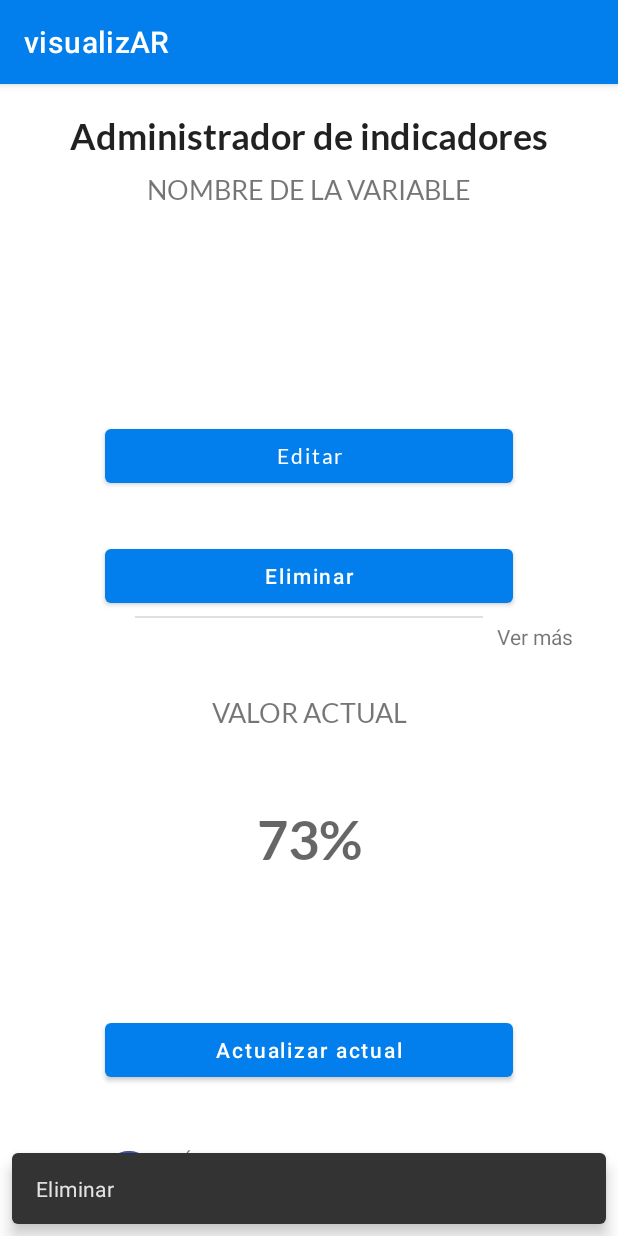
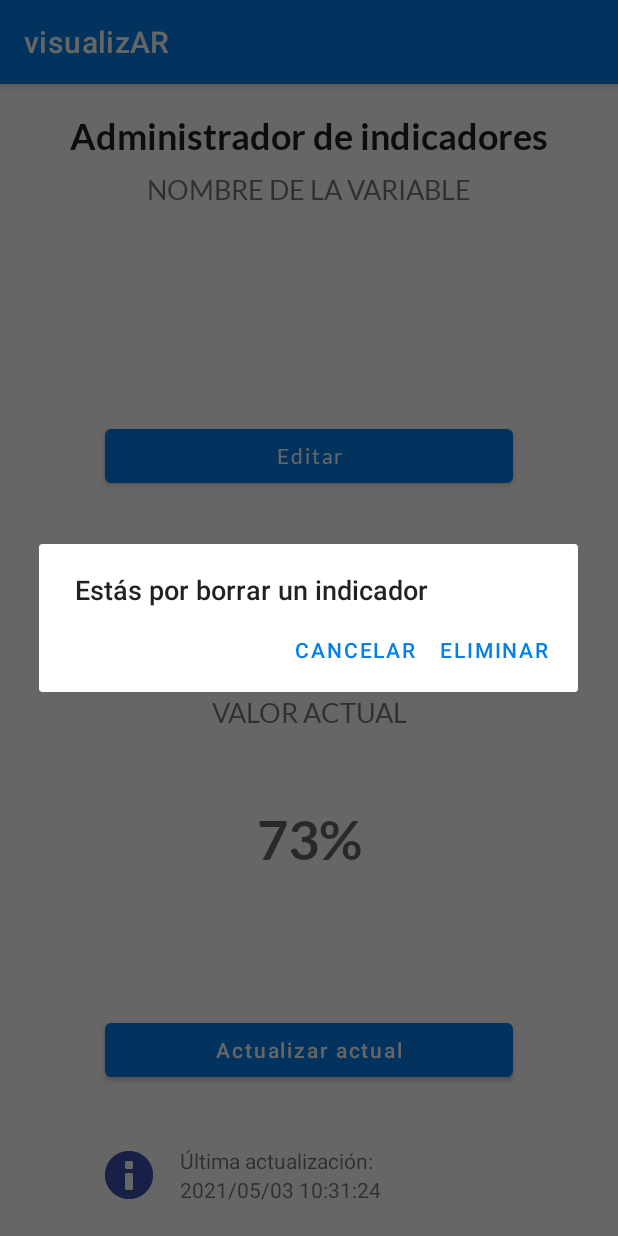
Before and after one commit to emi-carlucci/visualizAR, an Android app: the fragment_acciones screen opened through its navigation route, after a tap on "Eliminar", on a phone screen of 412 x 824 dp. Run offline under Robolectric (Android 15) with nearby library versions, the phone set to English and light mode, and no system bars.

Commit message:
confirm dialog en acciones

```diff
--- a/app/src/main/java/com/example/visualizar/fragment_acciones.kt
+++ b/app/src/main/java/com/example/visualizar/fragment_acciones.kt
@@ -1,5 +1,7 @@
 package com.example.visualizar
 
+import android.app.AlertDialog
+import android.content.DialogInterface
 import android.os.Bundle
 import androidx.fragment.app.Fragment
 import android.view.LayoutInflater
@@ -77,7 +79,16 @@ class fragment_acciones : Fragment() {
             v.findNavController().navigate(action)
         }
         btnDelete.setOnClickListener{
-            Snackbar.make(v, btnDelete.text, Snackbar.LENGTH_SHORT).show()
+            var builder = AlertDialog.Builder(activity)
+            builder.setTitle(getString(R.string.confirm_delete))
+            builder.setPositiveButton(getString(R.string.delete), DialogInterface.OnClickListener { dialog, id ->
+                dialog.cancel()
+            })
+            builder.setNegativeButton(getString(R.string.cancel), DialogInterface.OnClickListener { dialog, id ->
+                dialog.cancel()
+            })
+            var alert = builder.create()
+            alert.show()
         }
         btnUpdate.setOnClickListener{
             val action = fragment_accionesDirections.actionFragmentAccionesToActualizarValorFragment2()
--- a/app/src/main/res/layout/fragment_acciones.xml
+++ b/app/src/main/res/layout/fragment_acciones.xml
@@ -92,7 +92,7 @@
         android:layout_marginLeft="70dp"
         android:layout_marginEnd="70dp"
         android:layout_marginRight="70dp"
-        android:text="@string/indicators_admin_btn_delete"
+        android:text="@string/delete"
         android:textAllCaps="false"
         app:layout_constraintBottom_toTopOf="@+id/guideline6"
         app:layout_constraintEnd_toEndOf="parent"
--- a/app/src/main/res/values/strings.xml
+++ b/app/src/main/res/values/strings.xml
@@ -20,11 +20,12 @@
     <!--Inicio Fragment administrador de indicadores -->
     <string name="indicators_admin_title">Administrador de indicadores</string>
     <string name="indicators_admin_btn_edit">Editar</string>
-    <string name="indicators_admin_btn_delete">Eliminar</string>
     <string name="indicators_admin_view_more">Ver más</string>
     <string name="indicators_admin_actual_value">Valor actual</string>
     <string name="indicators_admin_btn_update_value">Actualizar actual</string>
     <string name="indicators_admin_last_update">Última actualización:</string>
+    <string name="confirm_delete">Estás por borrar un indicador</string>
+
     <!--Fin Fragment administrador de indicadores -->
 
     <!--Inicio Fragment administrador de indicadores -->
@@ -40,5 +41,9 @@
     <!--Fin Fragment  indicador_alta -->
 
     <string name="formEditar">Editar Indicador</string>
+    <string name="delete">Eliminar</string>
+
+    <string name="cancel">Cancelar</string>
+
 
 </resources>
```
